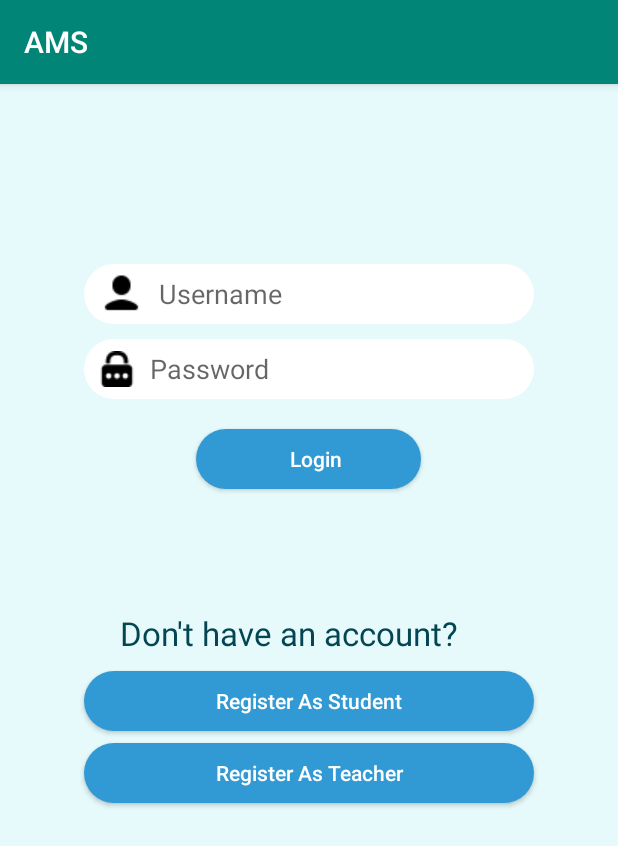
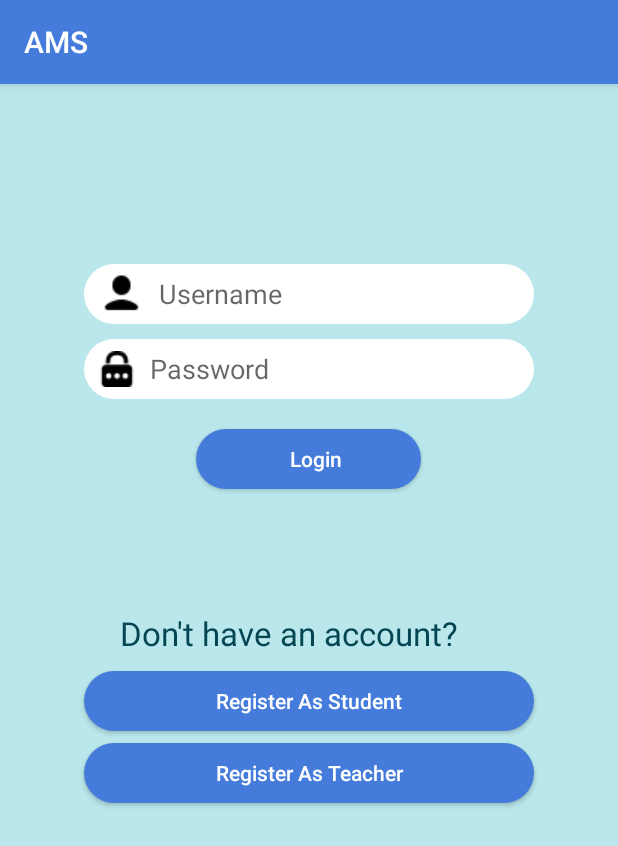
Before and after one commit to kks0101/AMS, an Android app: the screen it shows after launch (MainActivity), on a phone screen of 412 x 824 dp. Shown: the top 846 px of the screen. Run offline under Robolectric (Android 15) with nearby library versions, the light colour scheme and no system bars; our stand-ins replace Firebase (no records; nobody signed in at launch, a user with empty details on screens opened directly).

Commit message:
Enhanced UI for Login Page.

```diff
--- a/app/src/main/AndroidManifest.xml
+++ b/app/src/main/AndroidManifest.xml
@@ -12,7 +12,8 @@
         android:roundIcon="@mipmap/ic_launcher_round"
         android:supportsRtl="true"
         android:theme="@style/AppTheme">
-        <activity android:name=".TeacherRegister"></activity>
+        <activity android:name=".TeacherRegister"
+            android:theme="@style/Theme.AppCompat.DayNight.NoActionBar"></activity>
         <activity android:name=".StudentRegister" />
         <activity android:name=".TeacherActivity" />
         <activity android:name=".StudentActivity" />
--- a/app/src/main/res/drawable/button_round.xml
+++ b/app/src/main/res/drawable/button_round.xml
@@ -2,7 +2,7 @@
 <shape xmlns:android="http://schemas.android.com/apk/res/android"
     android:shape="rectangle">
 
-    <solid android:color="#3199D3"/>
+    <solid android:color="@color/colorPrimary"/>
     <corners android:radius="20dp"/>
 
 </shape>
--- a/app/src/main/res/layout/activity_main.xml
+++ b/app/src/main/res/layout/activity_main.xml
@@ -5,21 +5,8 @@
     android:layout_width="match_parent"
     android:layout_height="match_parent"
     tools:context=".MainActivity"
-    android:background="#E6FAFB">
+    android:background="#B9E7EB">
 
-
-    <!--<TextView
-        android:id="@+id/loginText"
-        android:layout_width="match_parent"
-        android:layout_height="wrap_content"
-        android:layout_marginTop="100dp"
-        android:text="LOGIN"
-        android:textAlignment="center"
-        android:textAppearance="@style/TextAppearance.AppCompat.Large"
-        android:fontFamily="sans-serif-medium"
-        android:textColor="@color/colorPrimary"
-        android:textStyle="bold" />
-       -->
     <EditText
         android:id="@+id/email"
         android:layout_width="300dp"
@@ -29,9 +16,9 @@
         android:background="@drawable/edit_round"
         android:drawableLeft="@drawable/username"
         android:drawablePadding="10dp"
-        android:hint="Username"
+        android:hint="@string/Username"
         android:inputType="text"
-        android:paddingLeft="10dp" />
+        android:paddingLeft="10dp"/>
 
     <EditText
         android:id="@+id/password"
@@ -77,10 +64,7 @@
             android:layout_gravity="center_horizontal"
             android:paddingLeft="80dp"
             android:textAllCaps="false"
-            android:textColor="#044553"
-
-
-            />
+            android:textColor="#044553"/>
 
         <Button
             android:id="@+id/studentSignUPButton"
@@ -104,7 +88,5 @@
             android:textColor="#FFFFFF"
             android:background="@drawable/button_round"
             />
-
-
     </LinearLayout>
 </RelativeLayout>
--- a/app/src/main/res/values/colors.xml
+++ b/app/src/main/res/values/colors.xml
@@ -1,6 +1,6 @@
 <?xml version="1.0" encoding="utf-8"?>
 <resources>
-    <color name="colorPrimary">#008577</color>
-    <color name="colorPrimaryDark">#00574B</color>
-    <color name="colorAccent">#D81B60</color>
+    <color name="colorPrimary">#457CDB</color>
+    <color name="colorPrimaryDark">#246BE4</color>
+    <color name="colorAccent">#84CAC4</color>
 </resources>
--- a/app/src/main/res/values/strings.xml
+++ b/app/src/main/res/values/strings.xml
@@ -1,3 +1,5 @@
 <resources>
     <string name="app_name">AMS</string>
+    <string name="email">Email</string>
+    <string name="Username">Username</string>
 </resources>
--- a/app/src/main/res/values/styles.xml
+++ b/app/src/main/res/values/styles.xml
@@ -6,6 +6,7 @@
         <item name="colorPrimary">@color/colorPrimary</item>
         <item name="colorPrimaryDark">@color/colorPrimaryDark</item>
         <item name="colorAccent">@color/colorAccent</item>
+
     </style>
 
 </resources>
```
Also changed, not shown: app/src/main/res/layout/activity_teacher_register.xml (+7 -9 lines).
